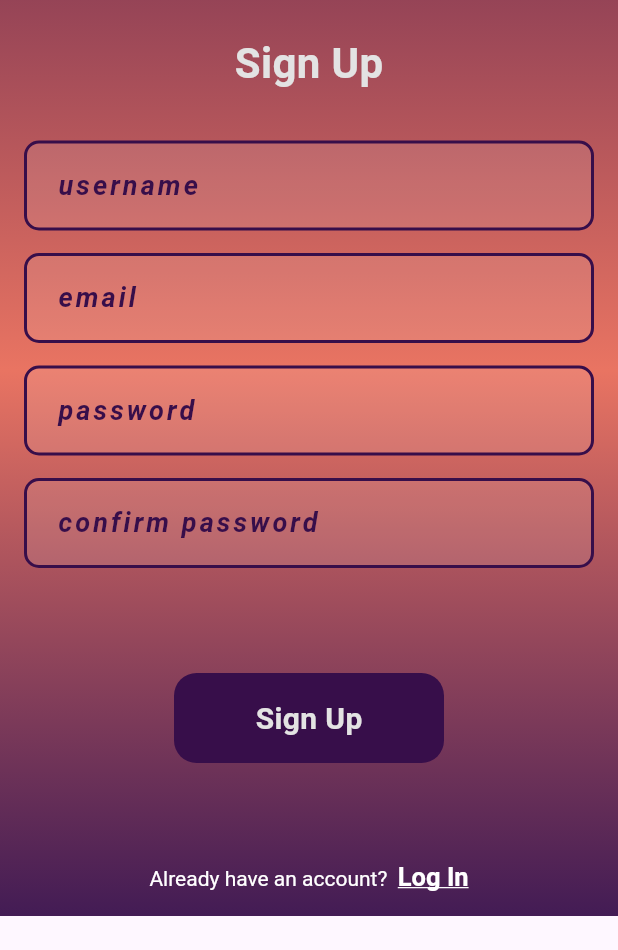
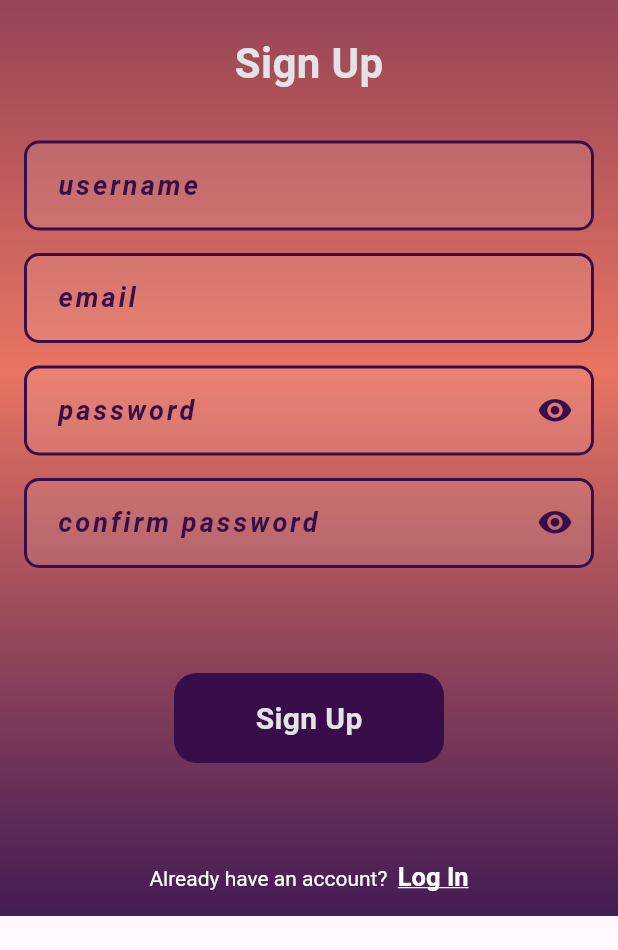
Before and after one commit to alexbaar/CapstoneSmartBike_startVersion, a Flutter app: the SignUpPage screen opened directly, on a phone screen of 412 x 824 dp, the part 176-1126 px from its top. Run offline on Flutter 3.47's test engine with Material 3 defaults, Android fonts, the phone set to English and light mode, and no system bars; our stand-ins replace google_maps_flutter, location.

```diff
--- a/lib/pages/signup.dart
+++ b/lib/pages/signup.dart
@@ -1,5 +1,6 @@
 import 'package:flutter/material.dart';
 import 'package:http/http.dart' as http;
+import 'package:phone_app/components/see_password_toggle_icon.dart';
 import 'package:phone_app/utilities/constants.dart';
 import 'package:phone_app/pages/login.dart';
 import 'package:phone_app/components/text_tap_button.dart';
@@ -98,13 +99,29 @@ class SignUpPage extends StatelessWidget {
                   style: kRedbackTextMain,
                 ),
                 SizedBox(height: 32),
-                InputTextField(buttonText: 'username'),
+                InputTextField(
+                  buttonText: 'username',
+                  fieldController: usernameController,
+                  // don't toggle, just visible
+                ),
                 SizedBox(height: 15),
-                InputTextField(buttonText: 'email'),
+                InputTextField(
+                  buttonText: 'email',
+                  fieldController: emailController,
+                  // don't toggle, just visible
+                ),
                 SizedBox(height: 15),
-                InputTextField(buttonText: 'password'),
+                InputTextField(
+                  buttonText: 'password',
+                  fieldController: passwordController,
+                  enableToggle: true, // toggle visibility
+                ),
                 SizedBox(height: 15),
-                InputTextField(buttonText: 'confirm password'),
+                InputTextField(
+                  buttonText: 'confirm password',
+                  fieldController: confirmPasswordController,
+                  enableToggle: true, // toggle visibility
+                ),
                 SizedBox(height: 60),
                 BottomButton(
                     onTap: () {
```
